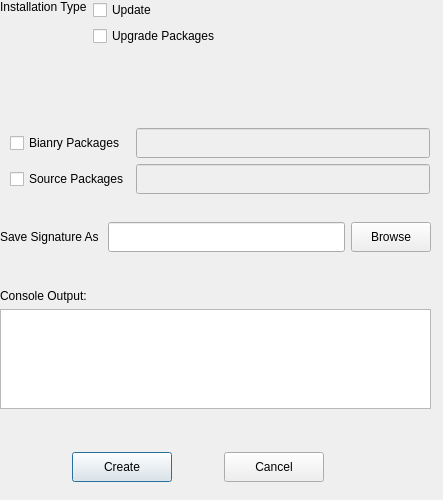
rickysarraf/apt-offline, file apt_offline_gui/AptOfflineQtCreateProfile.ui: the form before one commit.
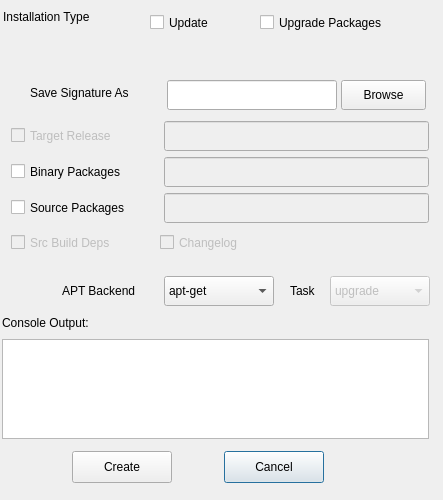
The form after the commit. Icons and pictures are not drawn.

What changed in the file:
```diff
--- a/apt_offline_gui/AptOfflineQtCreateProfile.ui
+++ b/apt_offline_gui/AptOfflineQtCreateProfile.ui
@@ -34,64 +34,188 @@
   <property name="windowTitle">
    <string>Generate Signature</string>
   </property>
-  <widget class="QWidget" name="horizontalLayoutWidget">
+  <widget class="QCheckBox" name="srcBuildDeps">
+   <property name="enabled">
+    <bool>false</bool>
+   </property>
    <property name="geometry">
     <rect>
-     <x>25</x>
-     <y>450</y>
-     <width>346</width>
-     <height>34</height>
+     <x>11</x>
+     <y>230</y>
+     <width>131</width>
+     <height>25</height>
     </rect>
    </property>
-   <layout class="QHBoxLayout" name="horizontalLayout_4">
+   <property name="toolTip">
+    <string>Check to also include the Build Dependencies for the Source Packages</string>
+   </property>
+   <property name="text">
+    <string>Src Build Deps</string>
+   </property>
+  </widget>
+  <widget class="QComboBox" name="comboBox">
+   <property name="geometry">
+    <rect>
+     <x>164</x>
+     <y>276</y>
+     <width>110</width>
+     <height>30</height>
+    </rect>
+   </property>
+   <property name="toolTip">
+    <string>Choose APT backend. Default backend is the most tested and known to work under all scenarios</string>
+   </property>
     <item>
-     <spacer name="horizontalSpacer_2">
-      <property name="orientation">
-       <enum>Qt::Horizontal</enum>
-      </property>
-      <property name="sizeHint" stdset="0">
-       <size>
-        <width>40</width>
-        <height>20</height>
-       </size>
-      </property>
-     </spacer>
+    <property name="text">
+     <string>apt-get</string>
+    </property>
+   </item>
+   <item>
+    <property name="text">
+     <string>apt</string>
+    </property>
     </item>
     <item>
-     <widget class="QPushButton" name="createProfileButton">
+    <property name="text">
+     <string>python-apt</string>
+    </property>
+   </item>
+  </widget>
+  <widget class="QComboBox" name="comboBox_2">
       <property name="enabled">
-       <bool>true</bool>
+    <bool>false</bool>
+   </property>
+   <property name="geometry">
+    <rect>
+     <x>330</x>
+     <y>276</y>
+     <width>100</width>
+     <height>30</height>
+    </rect>
+   </property>
+   <property name="toolTip">
+    <string>Choose upgrade type to perform</string>
+   </property>
+   <item>
+    <property name="text">
+     <string>upgrade</string>
+    </property>
+   </item>
+   <item>
+    <property name="text">
+     <string>dist-upgrade</string>
+    </property>
+   </item>
+   <item>
+    <property name="text">
+     <string>dselect-upgrade</string>
+    </property>
+   </item>
+  </widget>
+  <widget class="QCheckBox" name="targetReleaseCheckBox">
+   <property name="enabled">
+    <bool>false</bool>
+   </property>
+   <property name="geometry">
+    <rect>
+     <x>11</x>
+     <y>123</y>
+     <width>143</width>
+     <height>25</height>
+    </rect>
+   </property>
+   <property name="toolTip">
+    <string>Check to set the target release. If not specified, system default is picked</string>
+   </property>
+   <property name="text">
+    <string>Target Release</string>
+   </property>
+  </widget>
+  <widget class="QLineEdit" name="targetReleaseTextInput">
+   <property name="enabled">
+    <bool>false</bool>
+   </property>
+   <property name="geometry">
+    <rect>
+     <x>164</x>
+     <y>121</y>
+     <width>265</width>
+     <height>30</height>
+    </rect>
       </property>
       <property name="minimumSize">
        <size>
-        <width>100</width>
+     <width>0</width>
         <height>30</height>
        </size>
       </property>
-      <property name="text">
-       <string>Create</string>
-      </property>
-      <property name="icon">
-       <iconset resource="resources.qrc">
-        <normaloff>:/icons/icons/dialog-ok-apply.png</normaloff>:/icons/icons/dialog-ok-apply.png</iconset>
-      </property>
-     </widget>
-    </item>
-    <item>
-     <spacer name="horizontalSpacer_4">
-      <property name="orientation">
-       <enum>Qt::Horizontal</enum>
-      </property>
-      <property name="sizeHint" stdset="0">
-       <size>
+   <property name="toolTip">
+    <string>Please specify valid target release name. If not specified, system default is picked</string>
+   </property>
+   <property name="readOnly">
+    <bool>false</bool>
+   </property>
+  </widget>
+  <widget class="QLabel" name="label">
+   <property name="geometry">
+    <rect>
+     <x>290</x>
+     <y>281</y>
         <width>40</width>
         <height>20</height>
-       </size>
-      </property>
-     </spacer>
-    </item>
-    <item>
+    </rect>
+   </property>
+   <property name="toolTip">
+    <string>Choose upgrade type to perform</string>
+   </property>
+   <property name="text">
+    <string>Task</string>
+   </property>
+  </widget>
+  <widget class="QLabel" name="label_2">
+   <property name="geometry">
+    <rect>
+     <x>62</x>
+     <y>281</y>
+     <width>100</width>
+     <height>20</height>
+    </rect>
+   </property>
+   <property name="toolTip">
+    <string>Choose APT backend. Default backend is the most tested and known to work under all scenarios</string>
+   </property>
+   <property name="text">
+    <string>APT Backend</string>
+   </property>
+  </widget>
+  <widget class="QCheckBox" name="srcBuildDeps_2">
+   <property name="enabled">
+    <bool>false</bool>
+   </property>
+   <property name="geometry">
+    <rect>
+     <x>160</x>
+     <y>230</y>
+     <width>111</width>
+     <height>25</height>
+    </rect>
+   </property>
+   <property name="toolTip">
+    <string>Check to generate changelog for the packages</string>
+   </property>
+   <property name="text">
+    <string>Changelog</string>
+   </property>
+  </widget>
      <widget class="QPushButton" name="cancelButton">
+   <property name="geometry">
+    <rect>
+     <x>224</x>
+     <y>451</y>
+     <width>100</width>
+     <height>32</height>
+    </rect>
+   </property>
       <property name="minimumSize">
        <size>
         <width>100</width>
@@ -106,159 +230,101 @@
         <normaloff>:/icons/icons/dialog-cancel.png</normaloff>:/icons/icons/dialog-cancel.png</iconset>
       </property>
      </widget>
-    </item>
-    <item>
-     <spacer name="horizontalSpacer_3">
-      <property name="orientation">
-       <enum>Qt::Horizontal</enum>
-      </property>
-      <property name="sizeHint" stdset="0">
+  <widget class="QPushButton" name="createProfileButton">
+   <property name="enabled">
+    <bool>true</bool>
+   </property>
+   <property name="geometry">
+    <rect>
+     <x>72</x>
+     <y>451</y>
+     <width>100</width>
+     <height>32</height>
+    </rect>
+   </property>
+   <property name="minimumSize">
        <size>
-        <width>40</width>
+     <width>100</width>
+     <height>30</height>
+    </size>
+   </property>
+   <property name="text">
+    <string>Create</string>
+   </property>
+   <property name="icon">
+    <iconset resource="resources.qrc">
+     <normaloff>:/icons/icons/dialog-ok-apply.png</normaloff>:/icons/icons/dialog-ok-apply.png</iconset>
+   </property>
+  </widget>
+  <widget class="QLabel" name="lblConsoleOutput">
+   <property name="geometry">
+    <rect>
+     <x>2</x>
+     <y>313</y>
+     <width>116</width>
         <height>20</height>
-       </size>
-      </property>
-     </spacer>
-    </item>
-   </layout>
+    </rect>
+   </property>
+   <property name="text">
+    <string>Console Output:</string>
+   </property>
   </widget>
-  <widget class="QWidget" name="layoutWidget">
+  <widget class="QTextEdit" name="consoleOutputHolder">
    <property name="geometry">
     <rect>
-     <x>0</x>
-     <y>0</y>
-     <width>431</width>
-     <height>91</height>
+     <x>2</x>
+     <y>339</y>
+     <width>427</width>
+     <height>100</height>
     </rect>
    </property>
-   <layout class="QVBoxLayout" name="verticalLayout_2">
-    <property name="sizeConstraint">
-     <enum>QLayout::SetFixedSize</enum>
-    </property>
-    <item>
-     <layout class="QHBoxLayout" name="horizontalLayout">
-      <item>
-       <layout class="QVBoxLayout" name="verticalLayout_3">
-        <property name="spacing">
-         <number>6</number>
-        </property>
-        <property name="sizeConstraint">
-         <enum>QLayout::SetMinimumSize</enum>
-        </property>
-        <item>
-         <widget class="QLabel" name="lblInstallType">
+   <property name="sizePolicy">
+    <sizepolicy hsizetype="Expanding" vsizetype="Fixed">
+     <horstretch>0</horstretch>
+     <verstretch>0</verstretch>
+    </sizepolicy>
+   </property>
+   <property name="minimumSize">
+    <size>
+     <width>0</width>
+     <height>100</height>
+    </size>
+   </property>
           <property name="maximumSize">
            <size>
             <width>16777215</width>
-            <height>16777215</height>
-           </size>
-          </property>
-          <property name="text">
-           <string>Installation Type</string>
-          </property>
-          <property name="alignment">
-           <set>Qt::AlignLeading|Qt::AlignLeft|Qt::AlignTop</set>
-          </property>
-         </widget>
-        </item>
-       </layout>
-      </item>
-      <item>
-       <layout class="QVBoxLayout" name="verticalLayout_4">
-        <item>
-         <widget class="QCheckBox" name="updateCheckBox">
-          <property name="text">
-           <string>Update</string>
-          </property>
-         </widget>
-        </item>
-        <item>
-         <widget class="QCheckBox" name="upgradePackagesCheckBox">
-          <property name="text">
-           <string>Upgrade Packages</string>
-          </property>
-         </widget>
-        </item>
-        <item>
-         <spacer name="verticalSpacer_5">
-          <property name="orientation">
-           <enum>Qt::Vertical</enum>
-          </property>
-          <property name="sizeHint" stdset="0">
-           <size>
-            <width>20</width>
-            <height>40</height>
-           </size>
-          </property>
-         </spacer>
-        </item>
-       </layout>
-      </item>
-      <item>
-       <spacer name="horizontalSpacer">
-        <property name="orientation">
-         <enum>Qt::Horizontal</enum>
-        </property>
-        <property name="sizeType">
-         <enum>QSizePolicy::Expanding</enum>
-        </property>
-        <property name="sizeHint" stdset="0">
-         <size>
-          <width>20</width>
-          <height>20</height>
-         </size>
-        </property>
-       </spacer>
-      </item>
-     </layout>
-    </item>
-   </layout>
-  </widget>
-  <widget class="QWidget" name="layoutWidget">
-   <property name="geometry">
-    <rect>
-     <x>0</x>
-     <y>200</y>
-     <width>431</width>
-     <height>241</height>
-    </rect>
-   </property>
-   <layout class="QVBoxLayout" name="verticalLayout_5">
-    <property name="spacing">
-     <number>6</number>
-    </property>
-    <property name="sizeConstraint">
-     <enum>QLayout::SetDefaultConstraint</enum>
-    </property>
-    <item>
-     <spacer name="verticalSpacer_3">
-      <property name="orientation">
-       <enum>Qt::Vertical</enum>
-      </property>
-      <property name="sizeHint" stdset="0">
-       <size>
-        <width>20</width>
-        <height>40</height>
-       </size>
-      </property>
-     </spacer>
-    </item>
-    <item>
-     <layout class="QHBoxLayout" name="horizontalLayout_2">
-      <item>
-       <layout class="QHBoxLayout" name="horizontalLayout_3">
-        <item>
+     <height>100</height>
+    </size>
+   </property>
+  </widget>
          <widget class="QLabel" name="lblSaveProfile">
+   <property name="geometry">
+    <rect>
+     <x>30</x>
+     <y>83</y>
+     <width>131</width>
+     <height>20</height>
+    </rect>
+   </property>
+   <property name="toolTip">
+    <string>New filename to save the signature data</string>
+   </property>
           <property name="text">
            <string>Save Signature As </string>
           </property>
          </widget>
-        </item>
-        <item>
          <widget class="QLineEdit" name="profileFilePath">
           <property name="enabled">
            <bool>true</bool>
           </property>
+   <property name="geometry">
+    <rect>
+     <x>167</x>
+     <y>80</y>
+     <width>170</width>
+     <height>30</height>
+    </rect>
+   </property>
           <property name="sizePolicy">
            <sizepolicy hsizetype="Expanding" vsizetype="Fixed">
             <horstretch>0</horstretch>
@@ -271,10 +337,19 @@
             <height>30</height>
            </size>
           </property>
-         </widget>
-        </item>
-        <item>
+   <property name="toolTip">
+    <string>New filename to save the signature data</string>
+   </property>
+  </widget>
          <widget class="QPushButton" name="browseFilePathButton">
+   <property name="geometry">
+    <rect>
+     <x>341</x>
+     <y>80</y>
+     <width>85</width>
+     <height>30</height>
+    </rect>
+   </property>
           <property name="minimumSize">
            <size>
             <width>0</width>
@@ -285,87 +360,18 @@
            <string>Browse</string>
           </property>
          </widget>
-        </item>
-       </layout>
-      </item>
-     </layout>
-    </item>
-    <item>
-     <layout class="QVBoxLayout" name="verticalLayout_8">
-      <item>
-       <spacer name="verticalSpacer_2">
-        <property name="orientation">
-         <enum>Qt::Vertical</enum>
-        </property>
-        <property name="sizeHint" stdset="0">
-         <size>
-          <width>20</width>
-          <height>40</height>
-         </size>
-        </property>
-       </spacer>
-      </item>
-      <item>
-       <widget class="QLabel" name="lblConsoleOutput">
-        <property name="text">
-         <string>Console Output:</string>
-        </property>
-       </widget>
-      </item>
-      <item>
-       <widget class="QTextEdit" name="consoleOutputHolder">
-        <property name="sizePolicy">
-         <sizepolicy hsizetype="Expanding" vsizetype="Fixed">
-          <horstretch>0</horstretch>
-          <verstretch>0</verstretch>
-         </sizepolicy>
-        </property>
-        <property name="minimumSize">
-         <size>
-          <width>0</width>
-          <height>100</height>
-         </size>
-        </property>
-        <property name="maximumSize">
-         <size>
-          <width>16777215</width>
-          <height>100</height>
-         </size>
-        </property>
-       </widget>
-      </item>
-      <item>
-       <spacer name="verticalSpacer_4">
-        <property name="orientation">
-         <enum>Qt::Vertical</enum>
-        </property>
-        <property name="sizeHint" stdset="0">
-         <size>
-          <width>20</width>
-          <height>40</height>
-         </size>
-        </property>
-       </spacer>
-      </item>
-     </layout>
-    </item>
-   </layout>
-  </widget>
-  <widget class="QWidget" name="layoutWidget">
-   <property name="geometry">
-    <rect>
-     <x>10</x>
-     <y>120</y>
-     <width>420</width>
-     <height>74</height>
-    </rect>
-   </property>
-   <layout class="QGridLayout" name="gridLayout">
-    <item row="2" column="1">
      <widget class="QLineEdit" name="srcPackageList">
       <property name="enabled">
        <bool>false</bool>
       </property>
+   <property name="geometry">
+    <rect>
+     <x>164</x>
+     <y>193</y>
+     <width>265</width>
+     <height>30</height>
+    </rect>
+   </property>
       <property name="minimumSize">
        <size>
         <width>0</width>
@@ -379,12 +385,34 @@
        <bool>false</bool>
       </property>
      </widget>
-    </item>
-    <item row="1" column="1">
+  <widget class="QCheckBox" name="installSrcPackagesCheckBox">
+   <property name="geometry">
+    <rect>
+     <x>11</x>
+     <y>195</y>
+     <width>147</width>
+     <height>25</height>
+    </rect>
+   </property>
+   <property name="toolTip">
+    <string>Check to install Source Packages</string>
+   </property>
+   <property name="text">
+    <string>Source Packages</string>
+   </property>
+  </widget>
      <widget class="QLineEdit" name="packageList">
       <property name="enabled">
        <bool>false</bool>
       </property>
+   <property name="geometry">
+    <rect>
+     <x>164</x>
+     <y>157</y>
+     <width>265</width>
+     <height>30</height>
+    </rect>
+   </property>
       <property name="minimumSize">
        <size>
         <width>0</width>
@@ -398,41 +426,78 @@
        <bool>false</bool>
       </property>
      </widget>
-    </item>
-    <item row="1" column="0">
      <widget class="QCheckBox" name="installPackagesCheckBox">
+   <property name="geometry">
+    <rect>
+     <x>11</x>
+     <y>159</y>
+     <width>143</width>
+     <height>25</height>
+    </rect>
+   </property>
       <property name="toolTip">
        <string>Check box to install Binary packages</string>
       </property>
       <property name="text">
-       <string>Bianry Packages</string>
-      </property>
-     </widget>
-    </item>
-    <item row="2" column="0">
-     <widget class="QCheckBox" name="installSrcPackagesCheckBox">
+    <string>Binary Packages</string>
+   </property>
+  </widget>
+  <widget class="QCheckBox" name="updateCheckBox">
+   <property name="geometry">
+    <rect>
+     <x>150</x>
+     <y>10</y>
+     <width>81</width>
+     <height>25</height>
+    </rect>
+   </property>
       <property name="toolTip">
        <string>Check box to install Source Packages</string>
       </property>
       <property name="text">
-       <string>Source Packages</string>
-      </property>
-     </widget>
-    </item>
-    <item row="0" column="1">
-     <spacer name="verticalSpacer">
-      <property name="orientation">
-       <enum>Qt::Vertical</enum>
-      </property>
-      <property name="sizeHint" stdset="0">
+    <string>Update</string>
+   </property>
+  </widget>
+  <widget class="QCheckBox" name="upgradePackagesCheckBox">
+   <property name="geometry">
+    <rect>
+     <x>260</x>
+     <y>10</y>
+     <width>159</width>
+     <height>25</height>
+    </rect>
+   </property>
+   <property name="toolTip">
+    <string>Check to include Package Upgrades</string>
+   </property>
+   <property name="text">
+    <string>Upgrade Packages</string>
+   </property>
+  </widget>
+  <widget class="QLabel" name="lblInstallType">
+   <property name="geometry">
+    <rect>
+     <x>3</x>
+     <y>10</y>
+     <width>117</width>
+     <height>20</height>
+    </rect>
+   </property>
+   <property name="maximumSize">
        <size>
-        <width>20</width>
-        <height>28</height>
-       </size>
-      </property>
-     </spacer>
-    </item>
-   </layout>
+     <width>16777215</width>
+     <height>16777215</height>
+    </size>
+   </property>
+   <property name="toolTip">
+    <string>Check all tasks that apply. Eg. Update, Upgrade</string>
+   </property>
+   <property name="text">
+    <string>Installation Type</string>
+   </property>
+   <property name="alignment">
+    <set>Qt::AlignLeading|Qt::AlignLeft|Qt::AlignTop</set>
+   </property>
   </widget>
  </widget>
  <resources>
```
Left out of the diff: 4 changed lines with no effect on the pictures. Lines whose indentation alone changed are shown as unchanged.
